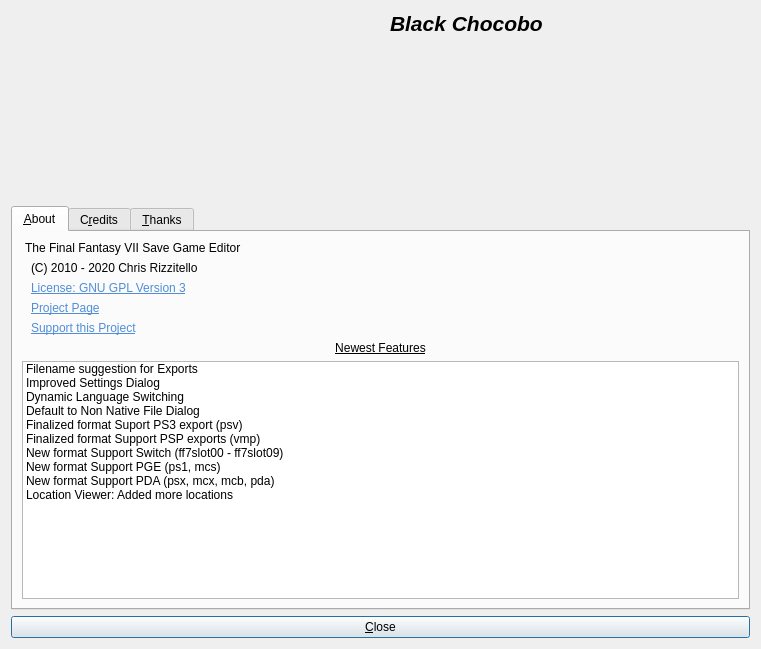
The window that about.ui (sithlord48/blackchocobo) describes before a commit, drawn with Qt 5.
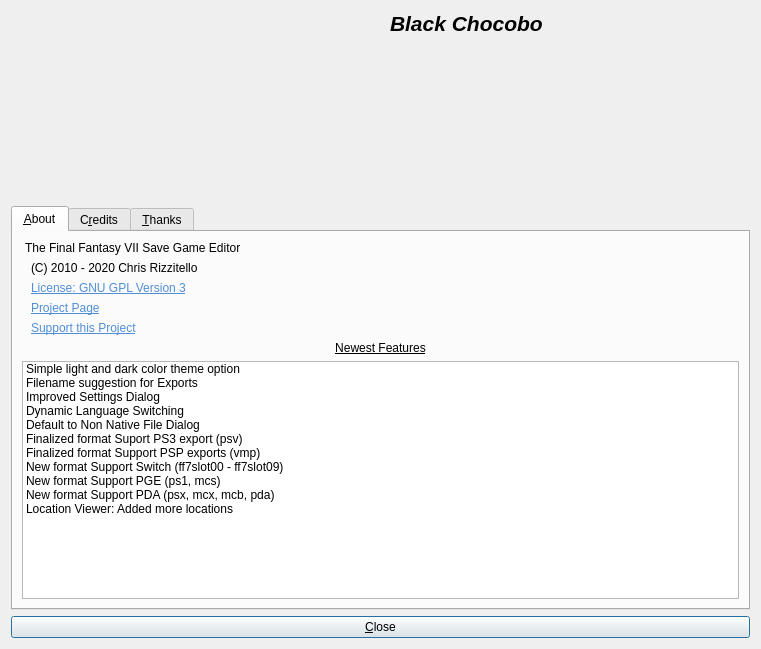
The same window after the commit. Icons and pictures are not drawn.

Commit message: Add simple Palette Option

Patch:
```diff
--- a/about.ui
+++ b/about.ui
@@ -231,6 +231,11 @@
          <property name="viewMode">
           <enum>QListView::ListMode</enum>
          </property>
+         <item>
+          <property name="text">
+           <string>Simple light and dark color theme option</string>
+          </property>
+         </item>
          <item>
           <property name="text">
            <string>Filename suggestion for Exports</string>
```
The commit also changes 7 other files.
